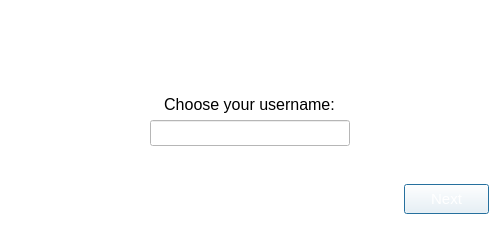
This is wizarddialog.ui in savoirfairelinux/jami-client-windows as Qt 5 draws it before an edit. The edited form follows.
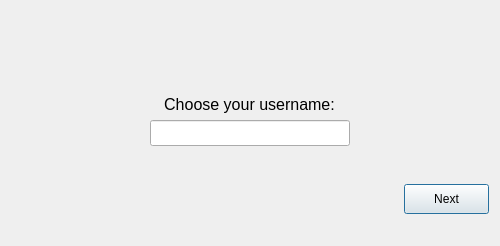
This is the edited form. Icons and pictures are not drawn.

Commit message:
wizard: wizarddialog.ui reworked
- palette updates.

Tuleap: #366

Patch:
```diff
--- a/wizarddialog.ui
+++ b/wizarddialog.ui
@@ -22,421 +22,6 @@
     <height>246</height>
    </size>
   </property>
-  <property name="palette">
-   <palette>
-    <active>
-     <colorrole role="WindowText">
-      <brush brushstyle="SolidPattern">
-       <color alpha="255">
-        <red>0</red>
-        <green>0</green>
-        <blue>0</blue>
-       </color>
-      </brush>
-     </colorrole>
-     <colorrole role="Button">
-      <brush brushstyle="SolidPattern">
-       <color alpha="255">
-        <red>255</red>
-        <green>255</green>
-        <blue>255</blue>
-       </color>
-      </brush>
-     </colorrole>
-     <colorrole role="Light">
-      <brush brushstyle="SolidPattern">
-       <color alpha="255">
-        <red>255</red>
-        <green>255</green>
-        <blue>255</blue>
-       </color>
-      </brush>
-     </colorrole>
-     <colorrole role="Midlight">
-      <brush brushstyle="SolidPattern">
-       <color alpha="255">
-        <red>255</red>
-        <green>255</green>
-        <blue>255</blue>
-       </color>
-      </brush>
-     </colorrole>
-     <colorrole role="Dark">
-      <brush brushstyle="SolidPattern">
-       <color alpha="255">
-        <red>127</red>
-        <green>127</green>
-        <blue>127</blue>
-       </color>
-      </brush>
-     </colorrole>
-     <colorrole role="Mid">
-      <brush brushstyle="SolidPattern">
-       <color alpha="255">
-        <red>170</red>
-        <green>170</green>
-        <blue>170</blue>
-       </color>
-      </brush>
-     </colorrole>
-     <colorrole role="Text">
-      <brush brushstyle="SolidPattern">
-       <color alpha="255">
-        <red>0</red>
-        <green>0</green>
-        <blue>0</blue>
-       </color>
-      </brush>
-     </colorrole>
-     <colorrole role="BrightText">
-      <brush brushstyle="SolidPattern">
-       <color alpha="255">
-        <red>255</red>
-        <green>255</green>
-        <blue>255</blue>
-       </color>
-      </brush>
-     </colorrole>
-     <colorrole role="ButtonText">
-      <brush brushstyle="SolidPattern">
-       <color alpha="255">
-        <red>0</red>
-        <green>0</green>
-        <blue>0</blue>
-       </color>
-      </brush>
-     </colorrole>
-     <colorrole role="Base">
-      <brush brushstyle="SolidPattern">
-       <color alpha="255">
-        <red>255</red>
-        <green>255</green>
-        <blue>255</blue>
-       </color>
-      </brush>
-     </colorrole>
-     <colorrole role="Window">
-      <brush brushstyle="SolidPattern">
-       <color alpha="255">
-        <red>255</red>
-        <green>255</green>
-        <blue>255</blue>
-       </color>
-      </brush>
-     </colorrole>
-     <colorrole role="Shadow">
-      <brush brushstyle="SolidPattern">
-       <color alpha="255">
-        <red>0</red>
-        <green>0</green>
-        <blue>0</blue>
-       </color>
-      </brush>
-     </colorrole>
-     <colorrole role="AlternateBase">
-      <brush brushstyle="SolidPattern">
-       <color alpha="255">
-        <red>255</red>
-        <green>255</green>
-        <blue>255</blue>
-       </color>
-      </brush>
-     </colorrole>
-     <colorrole role="ToolTipBase">
-      <brush brushstyle="SolidPattern">
-       <color alpha="255">
-        <red>255</red>
-        <green>255</green>
-        <blue>220</blue>
-       </color>
-      </brush>
-     </colorrole>
-     <colorrole role="ToolTipText">
-      <brush brushstyle="SolidPattern">
-       <color alpha="255">
-        <red>0</red>
-        <green>0</green>
-        <blue>0</blue>
-       </color>
-      </brush>
-     </colorrole>
-    </active>
-    <inactive>
-     <colorrole role="WindowText">
-      <brush brushstyle="SolidPattern">
-       <color alpha="255">
-        <red>0</red>
-        <green>0</green>
-        <blue>0</blue>
-       </color>
-      </brush>
-     </colorrole>
-     <colorrole role="Button">
-      <brush brushstyle="SolidPattern">
-       <color alpha="255">
-        <red>255</red>
-        <green>255</green>
-        <blue>255</blue>
-       </color>
-      </brush>
-     </colorrole>
-     <colorrole role="Light">
-      <brush brushstyle="SolidPattern">
-       <color alpha="255">
-        <red>255</red>
-        <green>255</green>
-        <blue>255</blue>
-       </color>
-      </brush>
-     </colorrole>
-     <colorrole role="Midlight">
-      <brush brushstyle="SolidPattern">
-       <color alpha="255">
-        <red>255</red>
-        <green>255</green>
-        <blue>255</blue>
-       </color>
-      </brush>
-     </colorrole>
-     <colorrole role="Dark">
-      <brush brushstyle="SolidPattern">
-       <color alpha="255">
-        <red>127</red>
-        <green>127</green>
-        <blue>127</blue>
-       </color>
-      </brush>
-     </colorrole>
-     <colorrole role="Mid">
-      <brush brushstyle="SolidPattern">
-       <color alpha="255">
-        <red>170</red>
-        <green>170</green>
-        <blue>170</blue>
-       </color>
-      </brush>
-     </colorrole>
-     <colorrole role="Text">
-      <brush brushstyle="SolidPattern">
-       <color alpha="255">
-        <red>0</red>
-        <green>0</green>
-        <blue>0</blue>
-       </color>
-      </brush>
-     </colorrole>
-     <colorrole role="BrightText">
-      <brush brushstyle="SolidPattern">
-       <color alpha="255">
-        <red>255</red>
-        <green>255</green>
-        <blue>255</blue>
-       </color>
-      </brush>
-     </colorrole>
-     <colorrole role="ButtonText">
-      <brush brushstyle="SolidPattern">
-       <color alpha="255">
-        <red>0</red>
-        <green>0</green>
-        <blue>0</blue>
-       </color>
-      </brush>
-     </colorrole>
-     <colorrole role="Base">
-      <brush brushstyle="SolidPattern">
-       <color alpha="255">
-        <red>255</red>
-        <green>255</green>
-        <blue>255</blue>
-       </color>
-      </brush>
-     </colorrole>
-     <colorrole role="Window">
-      <brush brushstyle="SolidPattern">
-       <color alpha="255">
-        <red>255</red>
-        <green>255</green>
-        <blue>255</blue>
-       </color>
-      </brush>
-     </colorrole>
-     <colorrole role="Shadow">
-      <brush brushstyle="SolidPattern">
-       <color alpha="255">
-        <red>0</red>
-        <green>0</green>
-        <blue>0</blue>
-       </color>
-      </brush>
-     </colorrole>
-     <colorrole role="AlternateBase">
-      <brush brushstyle="SolidPattern">
-       <color alpha="255">
-        <red>255</red>
-        <green>255</green>
-        <blue>255</blue>
-       </color>
-      </brush>
-     </colorrole>
-     <colorrole role="ToolTipBase">
-      <brush brushstyle="SolidPattern">
-       <color alpha="255">
-        <red>255</red>
-        <green>255</green>
-        <blue>220</blue>
-       </color>
-      </brush>
-     </colorrole>
-     <colorrole role="ToolTipText">
-      <brush brushstyle="SolidPattern">
-       <color alpha="255">
-        <red>0</red>
-        <green>0</green>
-        <blue>0</blue>
-       </color>
-      </brush>
-     </colorrole>
-    </inactive>
-    <disabled>
-     <colorrole role="WindowText">
-      <brush brushstyle="SolidPattern">
-       <color alpha="255">
-        <red>127</red>
-        <green>127</green>
-        <blue>127</blue>
-       </color>
-      </brush>
-     </colorrole>
-     <colorrole role="Button">
-      <brush brushstyle="SolidPattern">
-       <color alpha="255">
-        <red>255</red>
-        <green>255</green>
-        <blue>255</blue>
-       </color>
-      </brush>
-     </colorrole>
-     <colorrole role="Light">
-      <brush brushstyle="SolidPattern">
-       <color alpha="255">
-        <red>255</red>
-        <green>255</green>
-        <blue>255</blue>
-       </color>
-      </brush>
-     </colorrole>
-     <colorrole role="Midlight">
-      <brush brushstyle="SolidPattern">
-       <color alpha="255">
-        <red>255</red>
-        <green>255</green>
-        <blue>255</blue>
-       </color>
-      </brush>
-     </colorrole>
-     <colorrole role="Dark">
-      <brush brushstyle="SolidPattern">
-       <color alpha="255">
-        <red>127</red>
-        <green>127</green>
-        <blue>127</blue>
-       </color>
-      </brush>
-     </colorrole>
-     <colorrole role="Mid">
-      <brush brushstyle="SolidPattern">
-       <color alpha="255">
-        <red>170</red>
-        <green>170</green>
-        <blue>170</blue>
-       </color>
-      </brush>
-     </colorrole>
-     <colorrole role="Text">
-      <brush brushstyle="SolidPattern">
-       <color alpha="255">
-        <red>127</red>
-        <green>127</green>
-        <blue>127</blue>
-       </color>
-      </brush>
-     </colorrole>
-     <colorrole role="BrightText">
-      <brush brushstyle="SolidPattern">
-       <color alpha="255">
-        <red>255</red>
-        <green>255</green>
-        <blue>255</blue>
-       </color>
-      </brush>
-     </colorrole>
-     <colorrole role="ButtonText">
-      <brush brushstyle="SolidPattern">
-       <color alpha="255">
-        <red>127</red>
-        <green>127</green>
-        <blue>127</blue>
-       </color>
-      </brush>
-     </colorrole>
-     <colorrole role="Base">
-      <brush brushstyle="SolidPattern">
-       <color alpha="255">
-        <red>255</red>
-        <green>255</green>
-        <blue>255</blue>
-       </color>
-      </brush>
-     </colorrole>
-     <colorrole role="Window">
-      <brush brushstyle="SolidPattern">
-       <color alpha="255">
-        <red>255</red>
-        <green>255</green>
-        <blue>255</blue>
-       </color>
-      </brush>
-     </colorrole>
-     <colorrole role="Shadow">
-      <brush brushstyle="SolidPattern">
-       <color alpha="255">
-        <red>0</red>
-        <green>0</green>
-        <blue>0</blue>
-       </color>
-      </brush>
-     </colorrole>
-     <colorrole role="AlternateBase">
-      <brush brushstyle="SolidPattern">
-       <color alpha="255">
-        <red>255</red>
-        <green>255</green>
-        <blue>255</blue>
-       </color>
-      </brush>
-     </colorrole>
-     <colorrole role="ToolTipBase">
-      <brush brushstyle="SolidPattern">
-       <color alpha="255">
-        <red>255</red>
-        <green>255</green>
-        <blue>220</blue>
-       </color>
-      </brush>
-     </colorrole>
-     <colorrole role="ToolTipText">
-      <brush brushstyle="SolidPattern">
-       <color alpha="255">
-        <red>0</red>
-        <green>0</green>
-        <blue>0</blue>
-       </color>
-      </brush>
-     </colorrole>
-    </disabled>
-   </palette>
-  </property>
   <property name="windowTitle">
    <string/>
   </property>
@@ -568,79 +153,8 @@
        <height>30</height>
       </size>
      </property>
-     <property name="palette">
-      <palette>
-       <active>
-        <colorrole role="Text">
-         <brush brushstyle="SolidPattern">
-          <color alpha="255">
-           <red>255</red>
-           <green>255</green>
-           <blue>255</blue>
-          </color>
-         </brush>
-        </colorrole>
-        <colorrole role="ButtonText">
-         <brush brushstyle="SolidPattern">
-          <color alpha="255">
-           <red>255</red>
-           <green>255</green>
-           <blue>255</blue>
-          </color>
-         </brush>
-        </colorrole>
-       </active>
-       <inactive>
-        <colorrole role="Text">
-         <brush brushstyle="SolidPattern">
-          <color alpha="255">
-           <red>255</red>
-           <green>255</green>
-           <blue>255</blue>
-          </color>
-         </brush>
-        </colorrole>
-        <colorrole role="ButtonText">
-         <brush brushstyle="SolidPattern">
-          <color alpha="255">
-           <red>255</red>
-           <green>255</green>
-           <blue>255</blue>
-          </color>
-         </brush>
-        </colorrole>
-       </inactive>
-       <disabled>
-        <colorrole role="Text">
-         <brush brushstyle="SolidPattern">
-          <color alpha="255">
-           <red>127</red>
-           <green>127</green>
-           <blue>127</blue>
-          </color>
-         </brush>
-        </colorrole>
-        <colorrole role="ButtonText">
-         <brush brushstyle="SolidPattern">
-          <color alpha="255">
-           <red>127</red>
-           <green>127</green>
-           <blue>127</blue>
-          </color>
-         </brush>
-        </colorrole>
-       </disabled>
-      </palette>
-     </property>
-     <property name="font">
-      <font>
-       <pointsize>11</pointsize>
-       <weight>50</weight>
-       <bold>false</bold>
-      </font>
-     </property>
-     <property name="autoFillBackground">
-      <bool>true</bool>
+     <property name="toolTip">
+      <string>Next</string>
      </property>
      <property name="text">
       <string>Next</string>
```
The commit also changes 1 other file.
